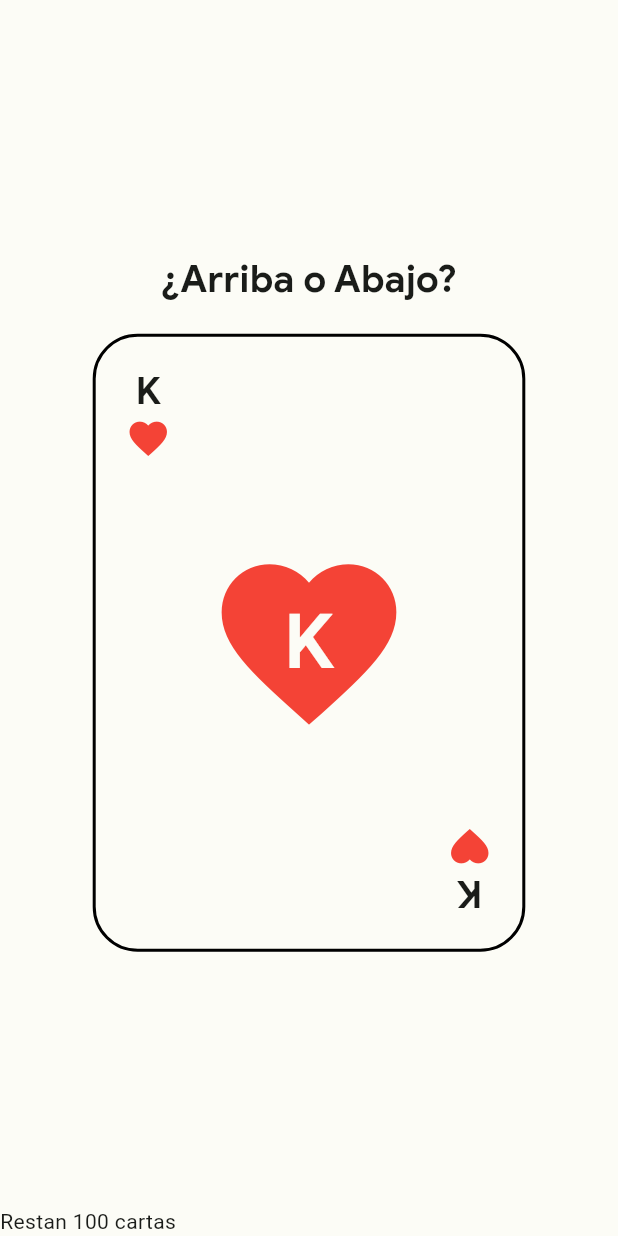
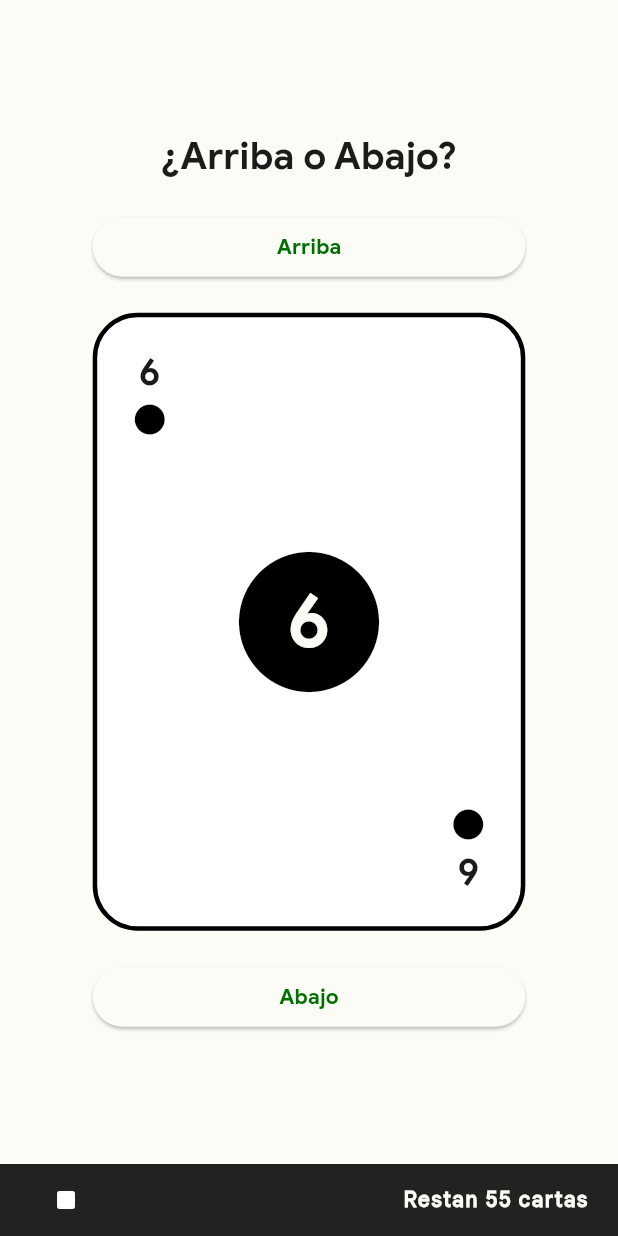
Before and after one commit to david201606/project_coati, a Flutter app: the UpOrDown screen opened directly, on a phone screen of 412 x 824 dp. Run offline on Flutter 3.47's test engine with Material 2 defaults, Android fonts, the phone set to English and light mode, and no system bars; our stand-ins replace cloud_firestore, firebase_auth, firebase_core, shared_preferences; accounts and stored records are empty; Roboto replaces fonts that are missing (GoogleSansText).

Commit message:
arriba o abajo

```diff
--- a/lib/src/nav/upOrDownPage.dart
+++ b/lib/src/nav/upOrDownPage.dart
@@ -1,4 +1,8 @@
+import 'dart:math';
+
 import 'package:flutter/material.dart';
+
+import '../utils/card_obj.dart';
 
 class UpOrDown extends StatefulWidget {
   const UpOrDown({Key? key}) : super(key: key);
@@ -8,8 +12,61 @@ class UpOrDown extends StatefulWidget {
 }
 
 class _UpOrDownState extends State<UpOrDown> {
+  List<PlayCard> cardDeck = Deck().cards();
 
+  late PlayCard playingCard;
 
+  @override
+  void initState() {
+    mixDeck();
+    super.initState();
+  }
+
+  mixDeck() {
+    setState(() {
+      int position = Random().nextInt(cardDeck.length);
+      playingCard = cardDeck[position];
+      cardDeck.removeAt(position);
+    });
+  }
+
+  shotDialog() {
+    showDialog(
+      context: context,
+      builder: (context) => AlertDialog(
+        title: Text('Oops'),
+        content: Text('Te echas un shot'),
+        actions: [
+          TextButton(
+            onPressed: () {
+              Navigator.pop(context);
+            },
+            child: Text('Listo'),
+          ),
+        ],
+      ),
+    );
+  }
+
+  allShotDialog() {
+    showDialog(
+      barrierDismissible: false,
+      context: context,
+      builder: (context) => AlertDialog(
+        title: Text('¡JA-JA!'),
+        content: Text('Todos se echan un shot'),
+        actions: [
+          TextButton(
+            onPressed: () {
+              mixDeck();
+              Navigator.pop(context);
+            },
+            child: Text('Listo'),
+          ),
+        ],
+      ),
+    );
+  }
 
   @override
   Widget build(BuildContext context) {
@@ -26,17 +83,67 @@ class _UpOrDownState extends State<UpOrDown> {
                   style: Theme.of(context).textTheme.headlineSmall,
                 ),
               ),
-              PlayingCard(
-                color: Colors.red,
-                number: 'K',
-                icon: Icons.favorite,
-                onTap: () {},
+              SizedBox(
+                width: MediaQuery.of(context).size.width * .7,
+                child: ElevatedButton(
+                    onPressed: () {
+                      PlayCard pastCard = playingCard;
+                      mixDeck();
+
+                      if (playingCard.weight == 100) {
+                        allShotDialog();
+                      } else {
+                        if (playingCard.weight < pastCard.weight) {
+                          shotDialog();
+                        }
+                      }
+                    },
+                    child: Text('Arriba')),
+              ),
+              Padding(
+                padding: const EdgeInsets.symmetric(vertical: 20),
+                child: PlayingCard(
+                  card: playingCard,
+                ),
+              ),
+              SizedBox(
+                width: MediaQuery.of(context).size.width * .7,
+                child: ElevatedButton(
+                    onPressed: () {
+                      PlayCard pastCard = playingCard;
+                      mixDeck();
+
+                      if (playingCard.weight == 100) {
+                        allShotDialog();
+                      } else {
+                        if (playingCard.weight > pastCard.weight) {
+                          shotDialog();
+                        }
+                      }
+                    },
+                    child: Text('Abajo')),
               ),
             ],
           ),
           const Spacer(),
-          Row(
-            children: const [Text('Restan 100 cartas')],
+          Container(
+            padding: EdgeInsets.symmetric(horizontal: 20),
+            color: Colors.black87,
+            child: Row(
+              mainAxisAlignment: MainAxisAlignment.spaceBetween,
+              children: [
+                IconButton(
+                    onPressed: () {
+                      Navigator.pop(context);
+                    },
+                    icon: const Icon(Icons.stop_rounded, color: Colors.white)),
+                Text(
+                  'Restan ${cardDeck.length} cartas',
+                  style: Theme.of(context).textTheme.bodyLarge!.copyWith(
+                      color: Theme.of(context).colorScheme.background),
+                ),
+              ],
+            ),
           ),
         ]),
       ),
@@ -45,33 +152,25 @@ class _UpOrDownState extends State<UpOrDown> {
 }
 
 class PlayingCard extends StatelessWidget {
-  final Function() onTap;
-  final IconData icon;
-  final String number;
-  final Color color;
+  final PlayCard card;
 
   const PlayingCard({
     Key? key,
-    required this.icon,
-    required this.number,
-    required this.color,
-    required this.onTap,
+    required this.card,
   }) : super(key: key);
 
   @override
   Widget build(BuildContext context) {
     return InkWell(
-      borderRadius: BorderRadius.all(
+      borderRadius: const BorderRadius.all(
         Radius.circular(30),
       ),
-      onTap: () {},
-      onLongPress: () {},
       child: Container(
         width: MediaQuery.of(context).size.width * .7,
         height: MediaQuery.of(context).size.height * .5,
         decoration: BoxDecoration(
-          // color: Colors.red,
-          border: Border.all(color: Colors.black, width: 2),
+          color: Colors.white,
+          border: Border.all(color: Colors.black, width: 3),
           borderRadius: const BorderRadius.all(
             Radius.circular(30),
           ),
@@ -86,10 +185,10 @@ class PlayingCard extends StatelessWidget {
                   child: Column(
                     children: [
                       Text(
-                        number,
+                        card.number,
                         style: Theme.of(context).textTheme.headlineSmall,
                       ),
-                      Icon(icon, color: color, size: 30),
+                      Icon(card.icon, color: card.color, size: 30),
                     ],
                   ),
                 ),
@@ -100,14 +199,15 @@ class PlayingCard extends StatelessWidget {
               // mainAxisAlignment: MainAxisAlignment.center,
               children: [
                 Icon(
-                  icon,
-                  color: color,
+                  card.icon,
+                  color: card.color,
                   size: 140,
                 ),
                 Text(
-                  number,
+                  card.number,
                   style: Theme.of(context).textTheme.displayLarge!.copyWith(
-                      color: Theme.of(context).colorScheme.background,fontSize: 50),
+                      color: Theme.of(context).colorScheme.background,
+                      fontSize: 50),
                 )
               ],
             ),
@@ -121,29 +221,19 @@ class PlayingCard extends StatelessWidget {
                       Transform.rotate(
                           angle: 3.14159,
                           child: Icon(
-                            icon,
-                            color: color,
+                            card.icon,
+                            color: card.color,
                             size: 30,
                           )),
                       Transform.rotate(
                           angle: 3.14159,
                           child: Text(
-                            number,
+                            card.number,
                             style: Theme.of(context).textTheme.headlineSmall,
                           )),
                     ],
                   ),
                 ),
-                /*Padding(
-                  padding: const EdgeInsets.all(20),
-                  child: Transform.rotate(
-                      angle: 3.14159,
-                      child: const Icon(
-                        Icons.fiber_manual_record_rounded,
-                        color: Colors.black,
-                        size: 40,
-                      )),
-                ),*/
               ],
             ),
           ],
--- /dev/null
+++ b/lib/src/utils/card_obj.dart
@@ -0,0 +1,97 @@
+import 'package:flutter/material.dart';
+
+class Deck {
+  List<PlayCard> cards() {
+    return [
+      PlayCard('A', Colors.red, Icons.favorite_rounded, 1),
+      PlayCard('2', Colors.red, Icons.favorite_rounded, 2),
+      PlayCard('3', Colors.red, Icons.favorite_rounded, 3),
+      PlayCard('4', Colors.red, Icons.favorite_rounded, 4),
+      PlayCard('5', Colors.red, Icons.favorite_rounded, 5),
+      PlayCard('6', Colors.red, Icons.favorite_rounded, 6),
+      PlayCard('7', Colors.red, Icons.favorite_rounded, 7),
+      PlayCard('8', Colors.red, Icons.favorite_rounded, 8),
+      PlayCard('9', Colors.red, Icons.favorite_rounded, 9),
+      PlayCard('10', Colors.red, Icons.favorite_rounded, 10),
+      PlayCard('J ', Colors.red, Icons.favorite_rounded, 11),
+      PlayCard('Q', Colors.red, Icons.favorite_rounded, 12),
+      PlayCard('K', Colors.red, Icons.favorite_rounded, 13),
+      PlayCard('A', Colors.red, Icons.square_rounded, 1),
+      PlayCard('2', Colors.red, Icons.square_rounded, 2),
+      PlayCard('3', Colors.red, Icons.square_rounded, 3),
+      PlayCard('4', Colors.red, Icons.square_rounded, 4),
+      PlayCard('5', Colors.red, Icons.square_rounded, 5),
+      PlayCard('6', Colors.red, Icons.square_rounded, 6),
+      PlayCard('7', Colors.red, Icons.square_rounded, 7),
+      PlayCard('8', Colors.red, Icons.square_rounded, 8),
+      PlayCard('9', Colors.red, Icons.square_rounded, 9),
+      PlayCard('10', Colors.red, Icons.square_rounded, 10),
+      PlayCard('J ', Colors.red, Icons.square_rounded, 11),
+      PlayCard('Q', Colors.red, Icons.square_rounded, 12),
+      PlayCard('K', Colors.red, Icons.square_rounded, 13),
+      PlayCard('A', Colors.black, Icons.hexagon_rounded, 1),
+      PlayCard('2', Colors.black, Icons.hexagon_rounded, 2),
+      PlayCard('3', Colors.black, Icons.hexagon_rounded, 3),
+      PlayCard('4', Colors.black, Icons.hexagon_rounded, 4),
+      PlayCard('5', Colors.black, Icons.hexagon_rounded, 5),
+      PlayCard('6', Colors.black, Icons.hexagon_rounded, 6),
+      PlayCard('7', Colors.black, Icons.hexagon_rounded, 7),
+      PlayCard('8', Colors.black, Icons.hexagon_rounded, 8),
+      PlayCard('9', Colors.black, Icons.hexagon_rounded, 9),
+      PlayCard('10', Colors.black, Icons.hexagon_rounded, 10),
+      PlayCard('J ', Colors.black, Icons.hexagon_rounded, 11),
+      PlayCard('Q', Colors.black, Icons.hexagon_rounded, 12),
+      PlayCard('K', Colors.black, Icons.hexagon_rounded, 13),
+      PlayCard('A', Colors.black, Icons.fiber_manual_record_rounded, 1),
+      PlayCard('2', Colors.black, Icons.fiber_manual_record_rounded, 2),
+      PlayCard('3', Colors.black, Icons.fiber_manual_record_rounded, 3),
+      PlayCard('4', Colors.black, Icons.fiber_manual_record_rounded, 4),
+      PlayCard('5', Colors.black, Icons.fiber_manual_record_rounded, 5),
+      PlayCard('6', Colors.black, Icons.fiber_manual_record_rounded, 6),
+      PlayCard('7', Colors.black, Icons.fiber_manual_record_rounded, 7),
+      PlayCard('8', Colors.black, Icons.fiber_manual_record_rounded, 8),
+      PlayCard('9', Colors.black, Icons.fiber_manual_record_rounded, 9),
+      PlayCard('10', Colors.black, Icons.fiber_manual_record_rounded, 10),
+      PlayCard('J ', Colors.black, Icons.fiber_manual_record_rounded, 11),
+      PlayCard('Q', Colors.black, Icons.fiber_manual_record_rounded, 12),
+      PlayCard('K', Colors.black, Icons.fiber_manual_record_rounded, 13),
+      PlayCard('', Colors.black, Icons.theater_comedy_rounded, 100),
+      PlayCard('', Colors.red, Icons.theater_comedy_rounded, 100),
+      PlayCard('', Colors.black, Icons.theater_comedy_rounded, 100),
+      PlayCard('', Colors.red, Icons.theater_comedy_rounded, 100),
+    ];
+  }
+}
+
+class PlayCard {
+  String _number;
+  Color _color;
+  IconData _icon;
+  int _weight;
+
+  PlayCard(this._number, this._color, this._icon, this._weight);
+
+  int get weight => _weight;
+
+  set weight(int value) {
+    _weight = value;
+  }
+
+  IconData get icon => _icon;
+
+  set icon(IconData value) {
+    _icon = value;
+  }
+
+  Color get color => _color;
+
+  set color(Color value) {
+    _color = value;
+  }
+
+  String get number => _number;
+
+  set number(String value) {
+    _number = value;
+  }
+}
```
Also changed, not shown: pubspec.lock.
